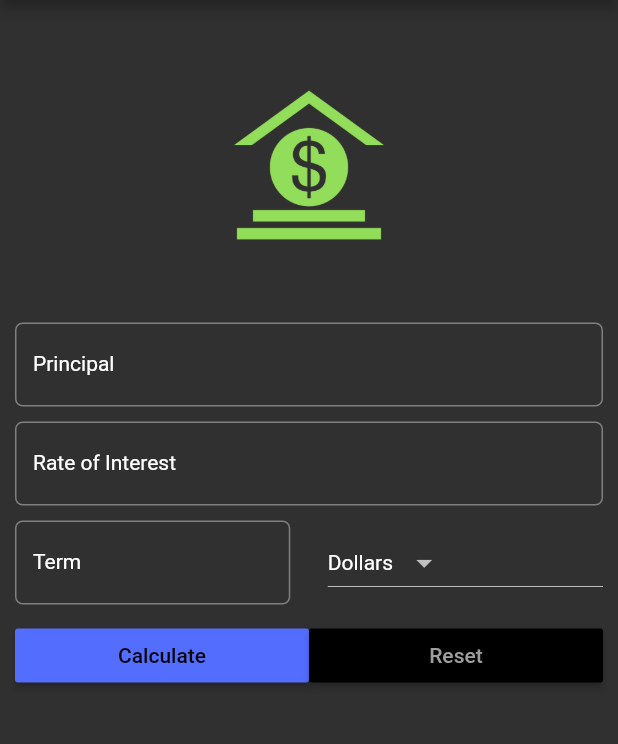
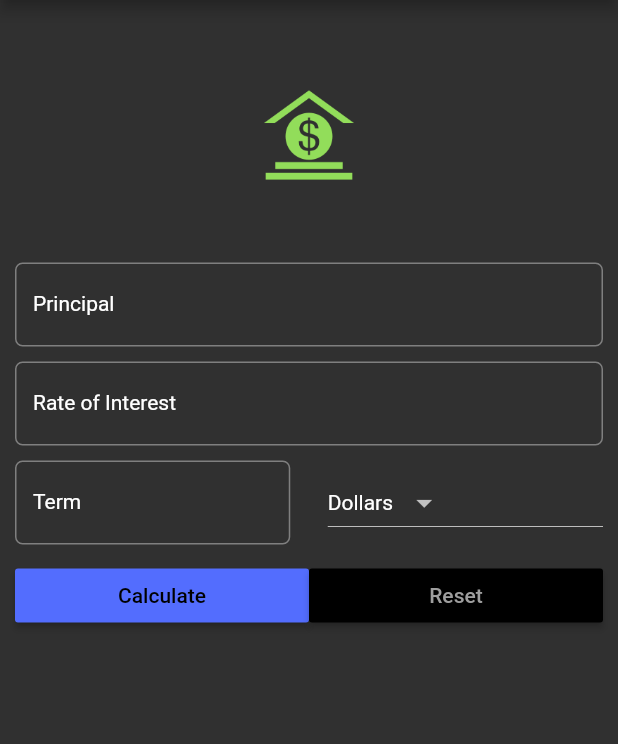
Before and after one commit to EngBett/flutter_simple_interest_app, a Flutter app: the screen it shows after launch, on a phone screen of 412 x 824 dp, the part 84-828 px from its top. Run offline on Flutter 3.47's test engine with Material 2 defaults, Android fonts, the phone set to English and light mode, and no system bars.

Commit message:
image resize

```diff
--- a/lib/main.dart
+++ b/lib/main.dart
@@ -229,7 +229,7 @@ class _SIFormState extends State<SIForm>{
 
   Widget getImageAsset(){
     AssetImage assetImage = AssetImage('images/money.png');
-    Image image = Image(image: assetImage, width: 100.0, height: 100.0,);
+    Image image = Image(image: assetImage, width: 60.0, height: 60.0,);
 
     return Container(child: image,padding: EdgeInsets.all(_minumumPadding*10),);
   }
```
